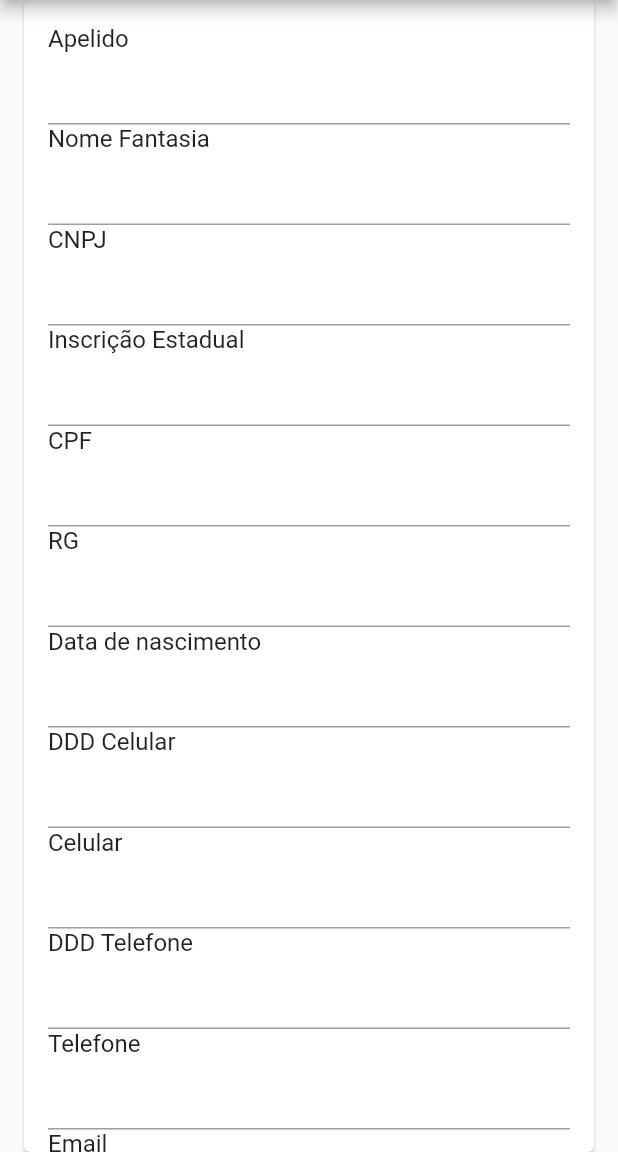
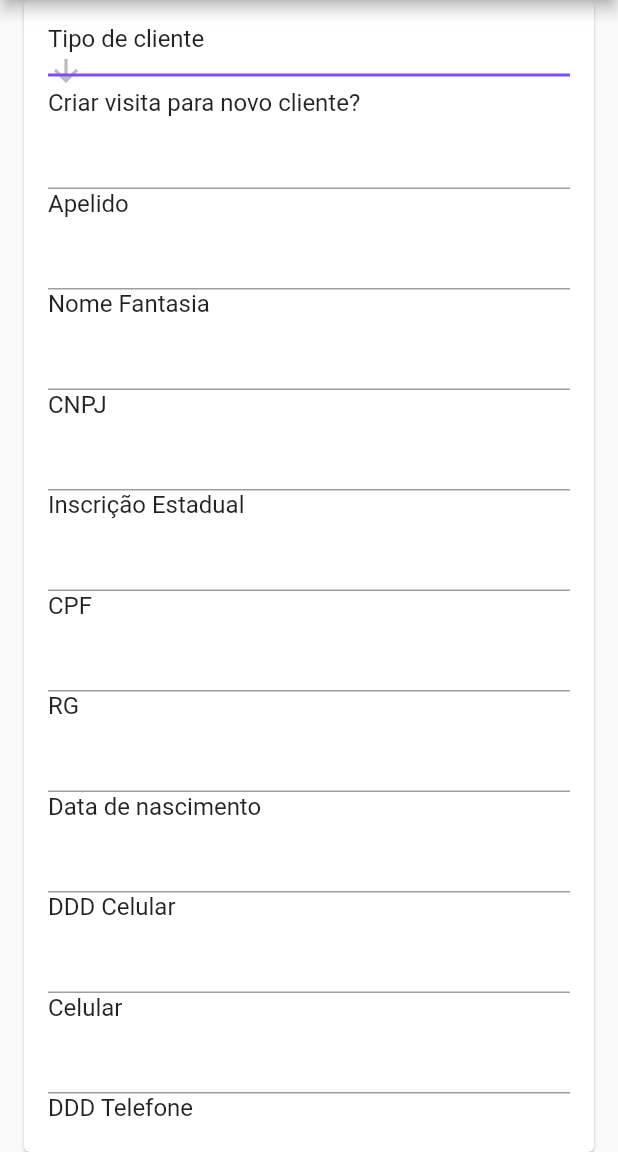
Before and after one commit to boginni/YK-Vendas-Prototype2, a Flutter app: the NovoCliente screen opened directly, on a phone screen of 412 x 824 dp, the part 84-1236 px from its top. Run offline on Flutter 3.47's test engine with Material 2 defaults, Android fonts, the phone set to English and light mode, and no system bars; our stand-ins replace cloud_firestore, firebase_auth, firebase_core; accounts and stored records are empty.

Commit message:
"Tela de Novo cliente + fromfield"

```diff
--- /dev/null
+++ b/lib/common/FormField/form_dropdown.dart
@@ -0,0 +1,48 @@
+
+import 'package:flutter/cupertino.dart';
+import 'package:flutter/material.dart';
+import 'package:loja_virtual/common/FormField/form_field.dart';
+
+class FormDropDown extends FormCampo{
+  FormDropDown({required title}) : super(title: title);
+
+  var itens = <String>[];
+
+  @override
+  Widget getCustomField() {
+    String dropdownValue = 'One';
+
+    return DropdownButton<String>(
+      value: dropdownValue,
+      icon: const Icon(Icons.arrow_downward),
+      elevation: 16,
+      style: const TextStyle(color: Colors.deepPurple),
+      underline: Container(
+        height: 2,
+        color: Colors.deepPurpleAccent,
+      ),
+      onChanged: (String? newValue) {
+        //
+        // setState(() {
+        //   dropdownValue = newValue!;
+        // });
+      },
+      items: itens
+          .map<DropdownMenuItem<String>>((String value) {
+        return DropdownMenuItem<String>(
+          value: value,
+          child: Text(value),
+        );
+      }).toList(),
+    );
+  }
+
+
+}
+
+/*
+
+
+
+
+ */
--- a/lib/main.dart
+++ b/lib/main.dart
@@ -44,7 +44,7 @@ class Home extends StatelessWidget {
   @override
   Widget build(BuildContext context) {
 
-    const Color primaryColor = Colors.red;
+    const Color primaryColor = Colors.blueAccent;
 
     return MaterialApp(
       title: 'boginni store',
--- a/lib/screens/Novo Cliente/novo_cliente.dart
+++ b/lib/screens/Novo Cliente/novo_cliente.dart
@@ -1,5 +1,6 @@
 import 'package:flutter/cupertino.dart';
 import 'package:flutter/material.dart';
+import 'package:loja_virtual/common/FormField/form_dropdown.dart';
 import 'package:loja_virtual/common/FormField/form_text.dart';
 import 'package:loja_virtual/common/custom_drawer/custom_drawer.dart';
 
@@ -18,6 +19,8 @@ class NovoCliente extends StatelessWidget {
           child: ListView(
             padding: const EdgeInsets.all(16),
             children: [
+              FormDropDown(title: 'Tipo de cliente'), // Caixa de seleç
+              FormText(title: 'Criar visita para novo cliente?'),
               FormText(title: 'Apelido'),
               FormText(title: 'Nome Fantasia'),
               FormText(title: 'CNPJ'),
@@ -40,8 +43,8 @@ class NovoCliente extends StatelessWidget {
               FormText(title: 'Complemento Logradouro'),
               FormText(title: 'Rota'),
               FormText(title: 'Foto CPF'),
-              FormText(title: 'Rota'),
-              FormText(title: 'Rota'),
+              FormText(title: 'Foto Comprovante de Residência'),
+              FormText(title: 'Foto Identidade'),
             ],
           ),
         ),
--- a/lib/screens/base/base_screen.dart
+++ b/lib/screens/base/base_screen.dart
@@ -23,7 +23,7 @@ class BaseScreen extends StatelessWidget{
         controller: pageController,
         physics: const NeverScrollableScrollPhysics(),
         children: <Widget>[
-          LoginScreen(),
+          // LoginScreen(),
           Scaffold(
             drawer: CustomDrawer(),
             appBar: AppBar(
--- a/lib/screens/login/login_screen.dart
+++ b/lib/screens/login/login_screen.dart
@@ -75,7 +75,7 @@ class LoginScreen extends StatelessWidget {
                         child: ElevatedButton(
                           onPressed:UserManager.loading?null:() {
                             if (formKey.currentState!.validate()) {
-                             UserManager.signIn(
+                              UserManager.signIn(
                                   userApp: UserApp(
                                       email: emailController.text,
                                       password: passController.text),
@@ -90,7 +90,7 @@ class LoginScreen extends StatelessWidget {
                           style: ElevatedButton.styleFrom(
                               primary: Theme.of(context).primaryColor
 
-                              ),
+                          ),
 
                           child: const Text(
                             "Entrar",
@@ -98,6 +98,7 @@ class LoginScreen extends StatelessWidget {
                           ),
                         ),
                       ),
+
                     ],
                   );
                 }
```
Also changed, not shown: lib/common/custom_drawer/custom_drawer.dart (+6 -6 lines).
